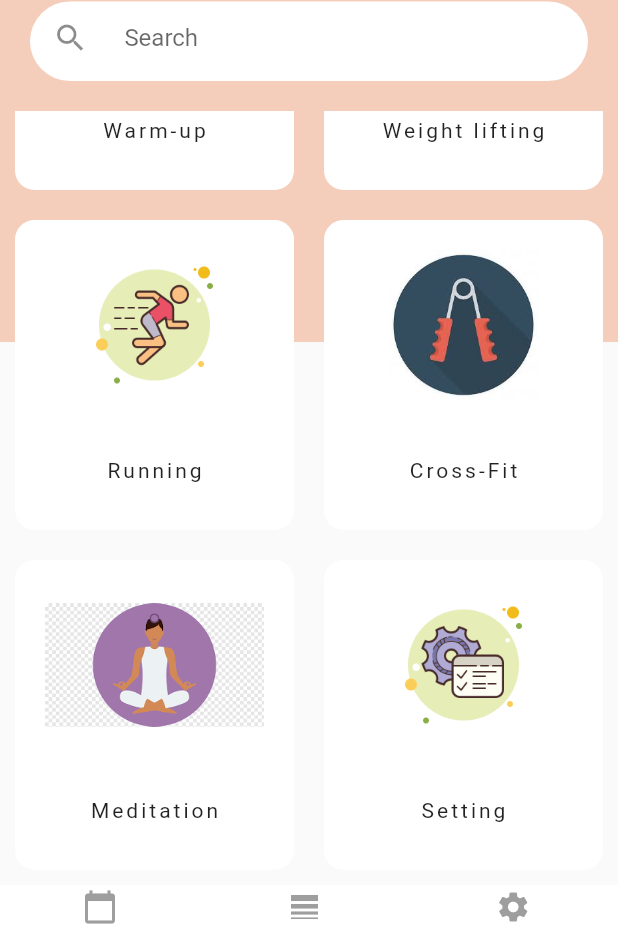
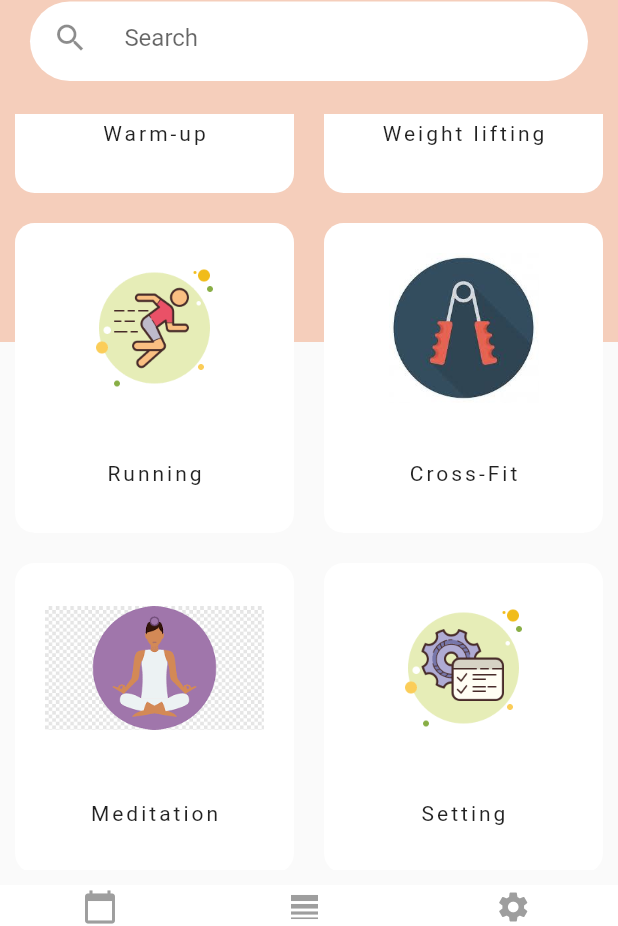
Before and after one commit to samarjeetr2001/daily_exercise_app, a Flutter app: the screen it shows after launch, scrolled down 154 dp, on a phone screen of 412 x 824 dp. Shown: the part 276-1202 px from the top of the screen. Run offline on Flutter 3.47's test engine with Material 2 defaults, Android fonts, the phone set to English and light mode, and no system bars.

Commit message:
Update main.dart

```diff
--- a/lib/main.dart
+++ b/lib/main.dart
@@ -117,7 +117,7 @@ class _HomeState extends State<Home> {
                       ),
                     ),
                   ),
-                  SizedBox(height: 20,),
+                  SizedBox(height: 22,),
                   Expanded(
                     child: GridView.count(
                       crossAxisCount: 2,
```
